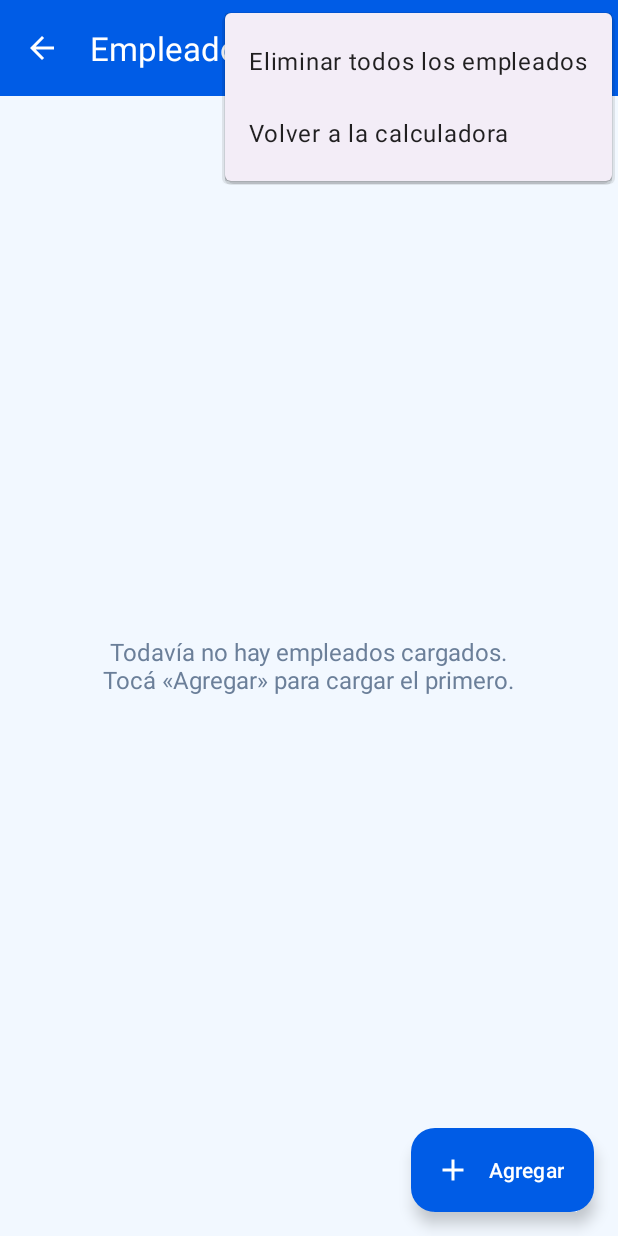
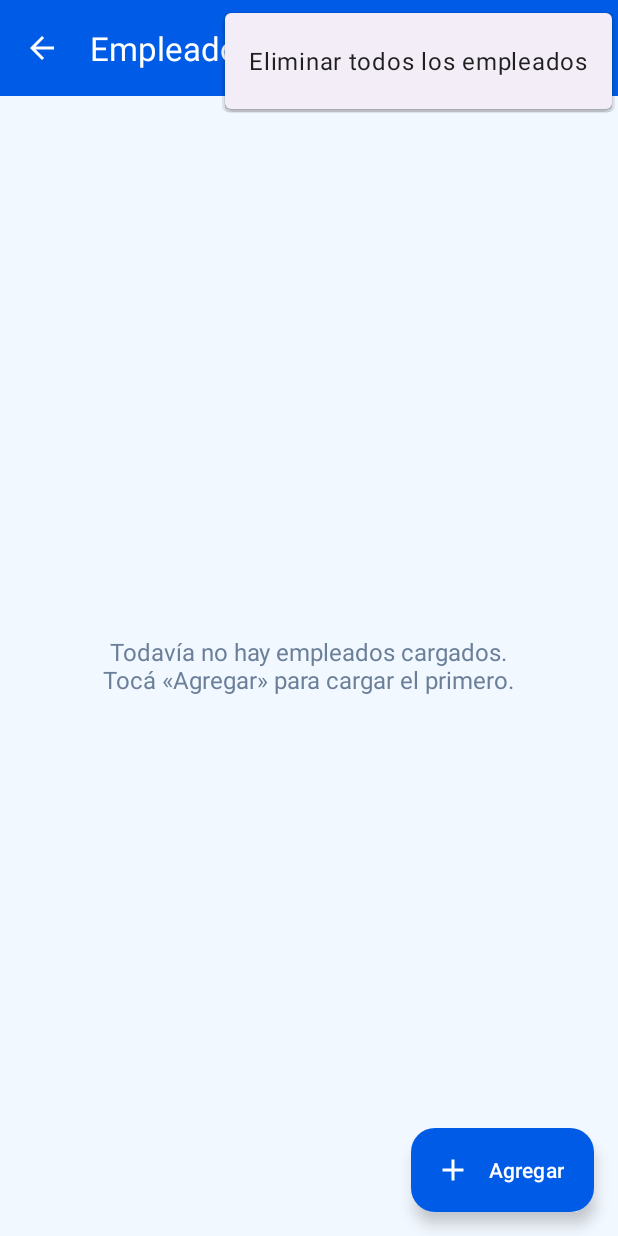
Before and after one commit to ZagarNahuel/Tp-CalculadoraSalarial, an Android app: the EmpleadosActivity screen opened directly, with no data from a screen before it, with the options menu open, on a phone screen of 412 x 824 dp. Run offline under Robolectric (Android 15) with nearby library versions, the phone set to English and light mode, and no system bars; our stand-ins replace Room's generated code, navigation-ui.

Commit message:
Saco Volver a la calculadora del menú de Empleados
Ya se vuelve con la flecha de la barra, así que el menú queda solo con Eliminar todos.

```diff
--- a/app/src/main/java/com/example/calculadorasalarial/empleados/EmpleadosActivity.kt
+++ b/app/src/main/java/com/example/calculadorasalarial/empleados/EmpleadosActivity.kt
@@ -78,10 +78,6 @@ class EmpleadosActivity : AppCompatActivity() {
             confirmarEliminarTodos()
             true
         }
-        R.id.accion_volver_calculadora -> {
-            finish()
-            true
-        }
         else -> super.onOptionsItemSelected(item)
     }
 
--- a/app/src/main/res/menu/menu_empleados.xml
+++ b/app/src/main/res/menu/menu_empleados.xml
@@ -7,9 +7,4 @@
         android:id="@+id/accion_eliminar_todos"
         android:title="@string/emp_menu_eliminar_todos"
         app:showAsAction="never" />
-
-    <item
-        android:id="@+id/accion_volver_calculadora"
-        android:title="@string/emp_menu_volver"
-        app:showAsAction="never" />
 </menu>
--- a/app/src/main/res/values/empleados_strings.xml
+++ b/app/src/main/res/values/empleados_strings.xml
@@ -41,7 +41,6 @@
 
     <!-- Menú de la barra -->
     <string name="emp_menu_eliminar_todos">Eliminar todos los empleados</string>
-    <string name="emp_menu_volver">Volver a la calculadora</string>
     <string name="emp_no_hay_empleados">No hay empleados para eliminar</string>
     <string name="emp_eliminar_todos_titulo">Eliminar todos</string>
     <string name="emp_eliminar_todos_mensaje">Se van a borrar todos los empleados cargados. Esta acción no se puede deshacer.</string>
```
